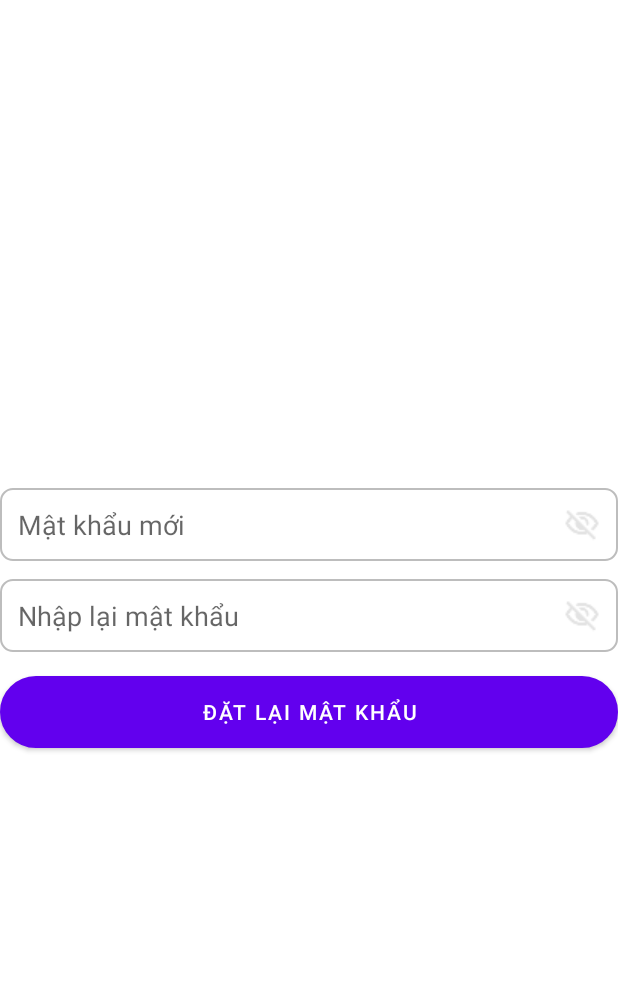
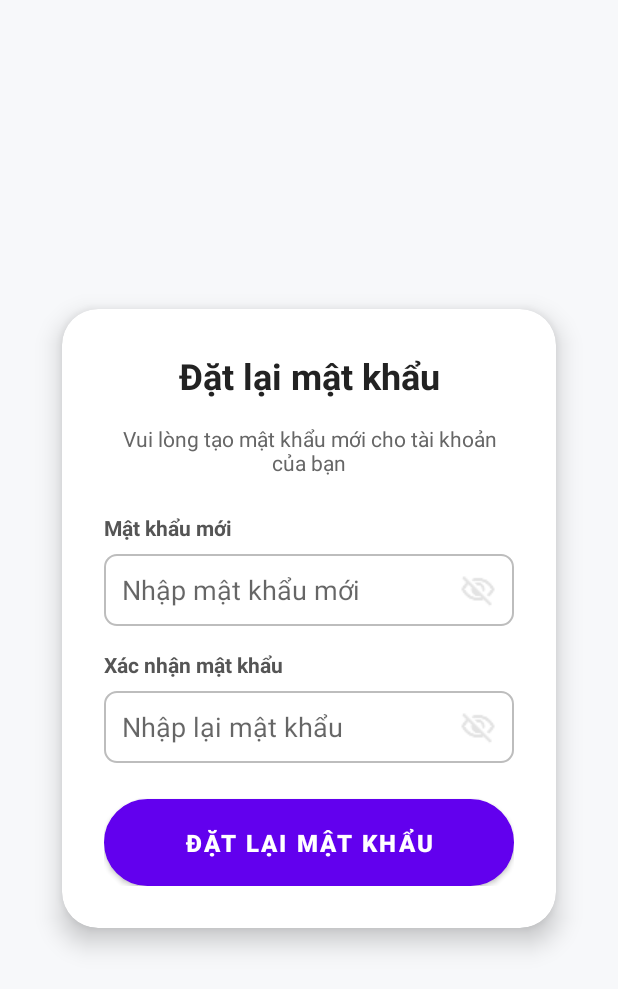
Before and after one commit to HoNguynVu/QuanLyQuanAn, an Android app: the ResetPasswordActivity screen opened directly, with no data from a screen before it, on a phone screen of 412 x 824 dp. Shown: the top 989 px of the screen. Run offline under Robolectric (Android 15) with nearby library versions, the phone set to English and light mode, and no system bars; our stand-ins replace CircleImageView.

Commit message:
fix ui resetpass

```diff
--- a/app/src/main/java/com/example/doan/Login/ForgotPasswordActivity.java
+++ b/app/src/main/java/com/example/doan/Login/ForgotPasswordActivity.java
@@ -67,6 +67,7 @@ public class ForgotPasswordActivity extends AppCompatActivity {
             return;
         }
 
+        btnSendOtp.setEnabled(false);
         APIService apiService = RetrofitClient.getRetrofitInstance().create(APIService.class);
         Call<GenericResponse> call = apiService.sendResetOtp(email);
 
@@ -77,7 +78,7 @@ public class ForgotPasswordActivity extends AppCompatActivity {
                     GenericResponse res = response.body();
                     if ("otp_sent".equals(res.status)) {
                         Toast.makeText(ForgotPasswordActivity.this, "Mã OTP đã được gửi!", Toast.LENGTH_SHORT).show();
-
+                        btnSendOtp.setEnabled(true);
                         // Chuyển sang màn hình nhập OTP
                         Intent intent = new Intent(ForgotPasswordActivity.this, VerifyResetOtpActivity.class);
                         intent.putExtra("email", email);
@@ -85,10 +86,11 @@ public class ForgotPasswordActivity extends AppCompatActivity {
                         finish();
                     } else {
                         Toast.makeText(ForgotPasswordActivity.this, res.message, Toast.LENGTH_SHORT).show();
+                        btnSendOtp.setEnabled(true);
                     }
                 } else {
                     Toast.makeText(ForgotPasswordActivity.this, "Lỗi phản hồi từ máy chủ", Toast.LENGTH_SHORT).show();
-
+                    btnSendOtp.setEnabled(true);
                 }
             }
 
--- a/app/src/main/java/com/example/doan/Login/ResetPasswordActivity.java
+++ b/app/src/main/java/com/example/doan/Login/ResetPasswordActivity.java
@@ -100,7 +100,7 @@ public class ResetPasswordActivity extends AppCompatActivity {
             return;
         }
 
-        if (pass.length() < 8 || !pass.matches("^(?=.*[A-Za-z])(?=.*\\d)[A-Za-z\\d]{9,}$")) {
+        if (pass.length() < 8 || !pass.matches("^(?=.*[A-Za-z])(?=.*\\d)[A-Za-z\\d]{8,}$")) {
             edtNewPassword.setError("Mật khẩu phải có ít nhất 8 ký tự, bao gồm chữ và số");
             return;
         }
--- a/app/src/main/res/layout/activity_reset_password.xml
+++ b/app/src/main/res/layout/activity_reset_password.xml
@@ -1,22 +1,73 @@
 <?xml version="1.0" encoding="utf-8"?>
-<LinearLayout xmlns:android="http://schemas.android.com/apk/res/android"
+<androidx.constraintlayout.widget.ConstraintLayout xmlns:android="http://schemas.android.com/apk/res/android"
+    xmlns:app="http://schemas.android.com/apk/res-auto"
+    xmlns:tools="http://schemas.android.com/tools"
     android:layout_width="match_parent"
     android:layout_height="match_parent"
-    android:fitsSystemWindows="true"
+    android:background="#F7F8FA"
+    android:fitsSystemWindows="true">
+
+    <!-- CardView for reset password form -->
+    <androidx.cardview.widget.CardView
+        android:id="@+id/resetPasswordCard"
+        android:layout_width="0dp"
+        android:layout_height="wrap_content"
+        android:layout_marginStart="24dp"
+        android:layout_marginEnd="24dp"
+        app:cardCornerRadius="24dp"
+        app:cardElevation="10dp"
+        app:cardUseCompatPadding="true"
+        app:layout_constraintTop_toTopOf="parent"
+        app:layout_constraintBottom_toBottomOf="parent"
+        app:layout_constraintStart_toStartOf="parent"
+        app:layout_constraintEnd_toEndOf="parent"
+        app:layout_constraintVertical_bias="0.5">
+
+        <LinearLayout
+            android:layout_width="match_parent"
+            android:layout_height="wrap_content"
             android:orientation="vertical"
-    android:padding="24dp"
-    android:gravity="center">
+            android:padding="28dp">
+
+            <TextView
+                android:layout_width="match_parent"
+                android:layout_height="wrap_content"
+                android:text="Đặt lại mật khẩu"
+                android:textColor="#222222"
+                android:textSize="24sp"
+                android:textStyle="bold"
+                android:gravity="center"
+                android:layout_marginBottom="16dp" />
+
+            <TextView
+                android:layout_width="match_parent"
+                android:layout_height="wrap_content"
+                android:text="Vui lòng tạo mật khẩu mới cho tài khoản của bạn"
+                android:textSize="14sp"
+                android:textColor="#666666"
+                android:gravity="center"
+                android:layout_marginBottom="24dp" />
 
             <!-- Mật khẩu mới -->
+            <TextView
+                android:layout_width="match_parent"
+                android:layout_height="wrap_content"
+                android:text="Mật khẩu mới"
+                android:textSize="14sp"
+                android:textStyle="bold"
+                android:textColor="#555555"
+                android:layout_marginBottom="8dp" />
+
             <RelativeLayout
                 android:layout_width="match_parent"
-        android:layout_height="wrap_content">
+                android:layout_height="wrap_content"
+                android:layout_marginBottom="16dp">
 
                 <EditText
                     android:id="@+id/edt_new_password"
                     android:layout_width="match_parent"
-            android:layout_height="wrap_content"
-            android:hint="Mật khẩu mới"
+                    android:layout_height="48dp"
+                    android:hint="Nhập mật khẩu mới"
                     android:inputType="textPassword"
                     android:padding="12dp"
                     android:background="@drawable/edittext_log"
@@ -34,15 +85,24 @@
             </RelativeLayout>
 
             <!-- Xác nhận mật khẩu -->
+            <TextView
+                android:layout_width="match_parent"
+                android:layout_height="wrap_content"
+                android:text="Xác nhận mật khẩu"
+                android:textSize="14sp"
+                android:textStyle="bold"
+                android:textColor="#555555"
+                android:layout_marginBottom="8dp" />
+
             <RelativeLayout
                 android:layout_width="match_parent"
                 android:layout_height="wrap_content"
-        android:layout_marginTop="12dp">
+                android:layout_marginBottom="24dp">
 
                 <EditText
                     android:id="@+id/edt_confirm_password"
                     android:layout_width="match_parent"
-            android:layout_height="wrap_content"
+                    android:layout_height="48dp"
                     android:hint="Nhập lại mật khẩu"
                     android:inputType="textPassword"
                     android:padding="12dp"
@@ -67,5 +127,12 @@
                 android:layout_height="wrap_content"
                 android:text="Đặt lại mật khẩu"
                 android:background="@drawable/bg_btn_login"
-        android:layout_marginTop="16dp" />
+                android:textColor="#FFFFFF"
+                android:textSize="16sp"
+                android:textStyle="bold"
+                android:padding="12dp" />
         </LinearLayout>
+    </androidx.cardview.widget.CardView>
+
+
+</androidx.constraintlayout.widget.ConstraintLayout>
```
Lines whose indentation alone changed are shown as unchanged.
